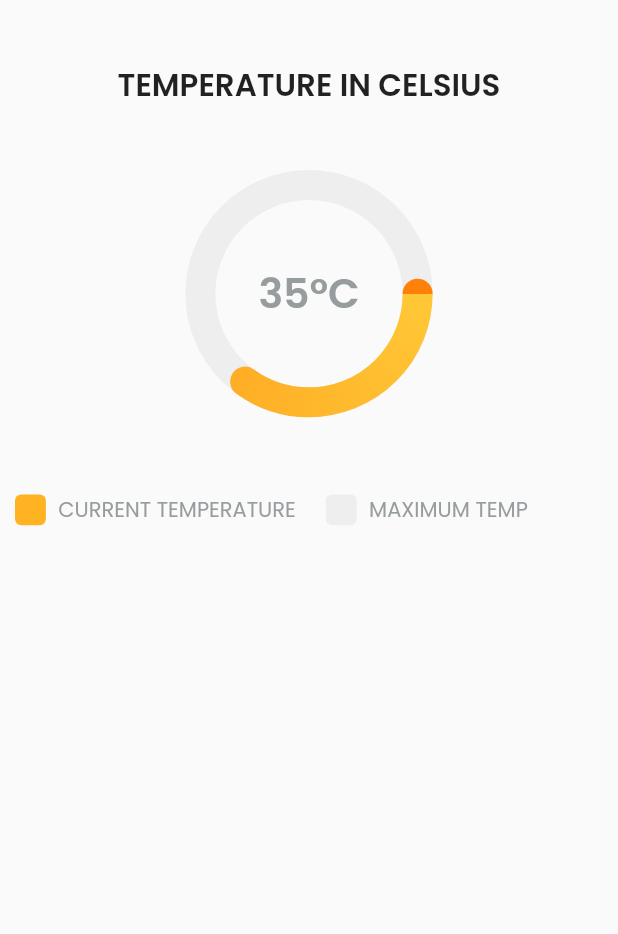
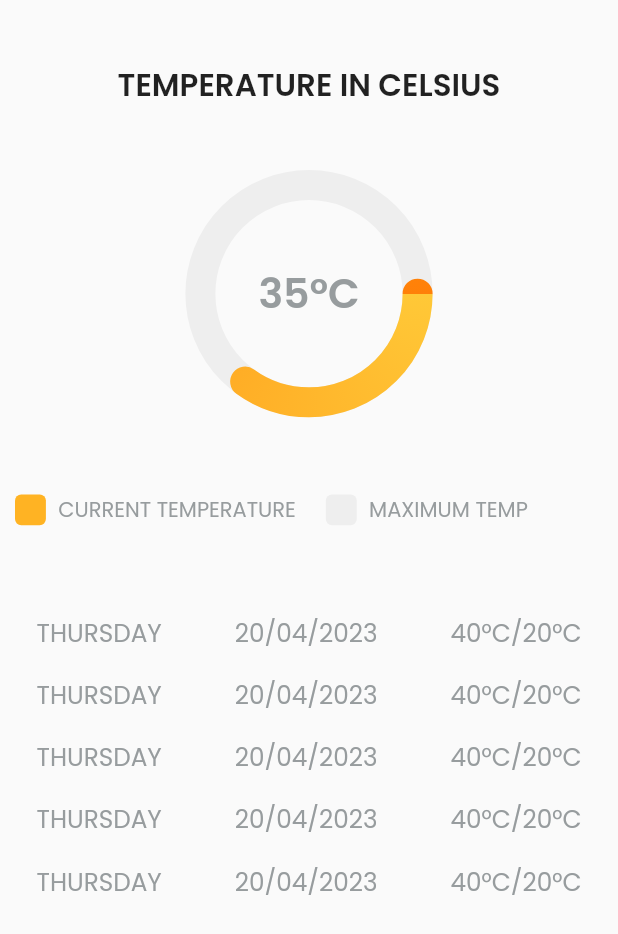
Before and after one commit to ArpitSahu01/Futurista_Edu_project, a Flutter app: the screen it shows after launch, on a phone screen of 412 x 824 dp. Shown: the top 934 px of the screen. Run offline on Flutter 3.47's test engine with Material 2 defaults, Android fonts, the phone set to English and light mode, and no system bars; drawn by our look-alikes of sleek_circular_slider; our stand-ins replace get, google_fonts.

Commit message:
done with ui

```diff
--- /dev/null
+++ b/lib/models/custom_check_box.dart
@@ -0,0 +1,34 @@
+import 'package:flutter/material.dart';
+import 'package:futurista_edu/extensions/extensions.dart';
+
+import '../utils/utils.dart';
+
+class CustomCheckBox extends StatelessWidget {
+
+  bool check;
+  String text;
+
+  CustomCheckBox({Key? key, required this.check,required this.text}) : super(key: key);
+
+  @override
+  Widget build(BuildContext context) {
+    return Center(
+      child: Row(
+        mainAxisAlignment: MainAxisAlignment.center,
+        children: [
+          Container(
+            width: 5.0.wp,
+            height: 5.0.wp,
+            decoration: BoxDecoration(
+              borderRadius: BorderRadius.circular(1.0.wp),
+              color: check ? Color(0xffFFB323) : Color(0xffEEEEEE),
+            ),
+          ),
+          SizedBox(width: 2.0.wp,),
+          Text(text,style: kPoppinsRegular.copyWith(
+            color: const Color(0xff979C9E),
+          ),)
+        ],),
+    );
+  }
+}
--- a/lib/screens/home_screen.dart
+++ b/lib/screens/home_screen.dart
@@ -1,7 +1,9 @@
 import 'package:flutter/material.dart';
 import 'package:futurista_edu/extensions/extensions.dart';
-import 'package:futurista_edu/progress_indicator.dart';
+import 'package:futurista_edu/models/progress_indicator.dart';
 import 'package:futurista_edu/utils/utils.dart';
+
+import '../models/custom_check_box.dart';
 
 bool _currentTempCheck = true;
 
@@ -55,6 +57,13 @@ class _HomeScreenState extends State<HomeScreen> {
               ),
             ],
             ),
+            SizedBox(height: 5.0.hp,),
+            ListView.builder(
+              shrinkWrap: true,
+              itemBuilder: (ctx,index){
+              return WeatherInfo(day: "THURSDAY",date: "20/04/2023",maxTemp: "40°C",minTemp: "20°C",);
+            },itemCount: 5,
+            )
           ],
         ),
       )),
@@ -63,31 +72,47 @@ class _HomeScreenState extends State<HomeScreen> {
 }
 
 
-class CustomCheckBox extends StatelessWidget {
-
-  bool check;
-  String text;
-
-  CustomCheckBox({Key? key, required this.check,required this.text}) : super(key: key);
+class WeatherInfo extends StatelessWidget {
+  final String day;
+  final String date;
+  final String maxTemp;
+  final String minTemp;
+  const WeatherInfo({
+    Key? key,
+    required this.day,
+    required this.date,
+    required this.maxTemp,
+    required this.minTemp,
+  }) : super(key: key);
 
   @override
   Widget build(BuildContext context) {
-    return Center(
+    return Container(
+      padding: EdgeInsets.symmetric(vertical: 1.0.hp),
       child: Row(
-        mainAxisAlignment: MainAxisAlignment.center,
+        mainAxisAlignment: MainAxisAlignment.spaceAround,
         children: [
-        Container(
-          width: 5.0.wp,
-          height: 5.0.wp,
-          decoration: BoxDecoration(
-            borderRadius: BorderRadius.circular(1.0.wp),
-            color: check ? Color(0xffFFB323) : Color(0xffEEEEEE),
+        Text(
+          day,
+          style: kPoppinsRegular.copyWith(
+            fontSize: 12.0.sp,
+          color: const Color(0xff979C9E),
+        ),
+        ),
+          Text(
+            date,
+            style: kPoppinsRegular.copyWith(
+              fontSize: 12.0.sp,
+              color: const Color(0xff979C9E),
+            ),
           ),
-        ),
-        SizedBox(width: 2.0.wp,),
-        Text(text,style: kPoppinsRegular.copyWith(
-          color: const Color(0xff979C9E),
-        ),)
+          Text(
+            "$maxTemp/$minTemp",
+            style: kPoppinsRegular.copyWith(
+              fontSize: 12.0.sp,
+              color: const Color(0xff979C9E),
+            ),
+          ),
       ],),
     );
   }
```
Also changed, not shown: lib/models/progress_indicator.dart (renamed from lib/progress_indicator.dart).
